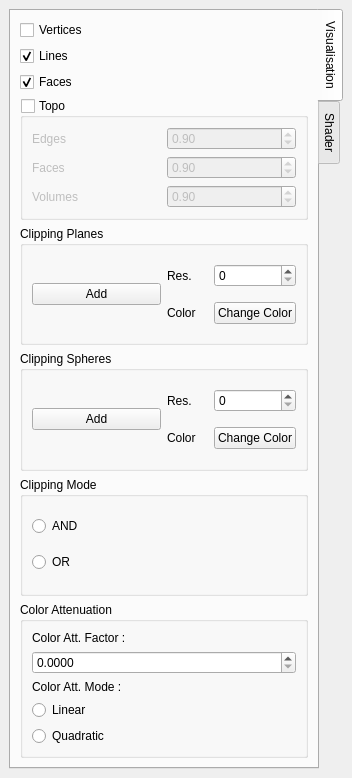
Qt form Apps/Examples/clipping.ui (cgogn/CGoGN) before a commit.
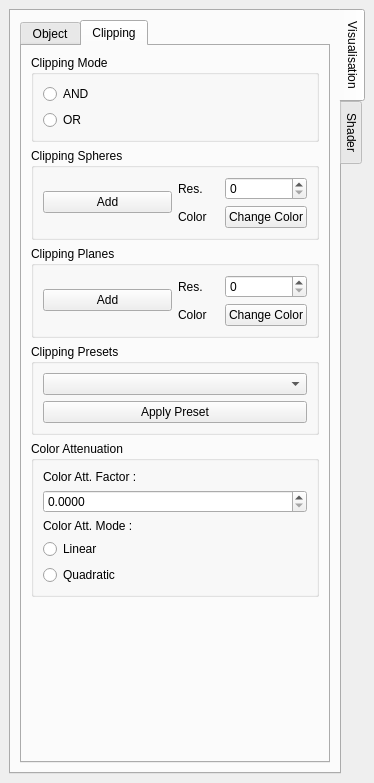
The same form after that commit. The open tabs and pages were chosen to show the change.

Commit message: Implémentation des presets dans l'interface Qt.

Diff of the .ui file:
```diff
--- a/Apps/Examples/clipping.ui
+++ b/Apps/Examples/clipping.ui
@@ -6,8 +6,8 @@
    <rect>
     <x>0</x>
     <y>0</y>
-    <width>352</width>
-    <height>778</height>
+    <width>374</width>
+    <height>783</height>
    </rect>
   </property>
   <property name="allowedAreas">
@@ -32,6 +32,16 @@
        </attribute>
        <layout class="QGridLayout" name="gridLayout_6">
         <item row="0" column="0">
+         <widget class="QTabWidget" name="tabWidget_Options">
+          <property name="currentIndex">
+           <number>0</number>
+          </property>
+          <widget class="QWidget" name="tab_Object">
+           <attribute name="title">
+            <string>Object</string>
+           </attribute>
+           <layout class="QVBoxLayout" name="verticalLayout_2">
+            <item>
          <layout class="QVBoxLayout" name="verticalLayout">
           <item>
            <widget class="QCheckBox" name="checkBox_vertices">
@@ -145,55 +155,51 @@
             </layout>
            </widget>
           </item>
+             </layout>
+            </item>
           <item>
-           <layout class="QVBoxLayout" name="verticalLayout_3" stretch="0">
-            <item>
-             <widget class="QGroupBox" name="groupBox_clipPlanes">
-              <property name="enabled">
-               <bool>true</bool>
+             <spacer name="verticalSpacer">
+              <property name="orientation">
+               <enum>Qt::Vertical</enum>
               </property>
+              <property name="sizeHint" stdset="0">
+               <size>
+                <width>20</width>
+                <height>40</height>
+               </size>
+              </property>
+             </spacer>
+            </item>
+           </layout>
+          </widget>
+          <widget class="QWidget" name="tab_Clipping">
+           <attribute name="title">
+            <string>Clipping</string>
+           </attribute>
+           <layout class="QVBoxLayout" name="verticalLayout_6">
+            <item>
+             <layout class="QVBoxLayout" name="verticalLayout_4">
+              <item>
+               <layout class="QVBoxLayout" name="verticalLayout_8">
+                <item>
+                 <widget class="QGroupBox" name="groupBox_ClippingMode">
               <property name="title">
-               <string>Clipping Planes</string>
-              </property>
-              <layout class="QHBoxLayout" name="horizontalLayout_2">
+                   <string>Clipping Mode</string>
+                  </property>
+                  <layout class="QVBoxLayout" name="verticalLayout_9">
                <item>
-                <widget class="QPushButton" name="pushButton_addPlane">
+                    <widget class="QRadioButton" name="radioButton_ClippingModeAnd">
                  <property name="text">
-                  <string>Add</string>
+                      <string>AND</string>
                  </property>
                 </widget>
                </item>
                <item>
-                <layout class="QGridLayout" name="gridLayout_12">
-                 <item row="0" column="0">
-                  <widget class="QLabel" name="label_GridResolution">
+                    <widget class="QRadioButton" name="radioButton_ClippingModeOr">
                    <property name="text">
-                    <string>Res.</string>
-                   </property>
-                  </widget>
-                 </item>
-                 <item row="0" column="1">
-                  <widget class="QSpinBox" name="spinBox_GridResolution">
-                   <property name="maximum">
-                    <number>200</number>
-                   </property>
-                  </widget>
-                 </item>
-                 <item row="1" column="0">
-                  <widget class="QLabel" name="label_GridColor">
-                   <property name="text">
-                    <string>Color</string>
-                   </property>
-                  </widget>
-                 </item>
-                 <item row="1" column="1">
-                  <widget class="QPushButton" name="pushButton_changePlanesColor">
-                   <property name="text">
-                    <string>Change Color</string>
-                   </property>
-                  </widget>
-                 </item>
-                </layout>
+                      <string>OR</string>
+                     </property>
+                    </widget>
                </item>
               </layout>
              </widget>
@@ -256,24 +262,75 @@
            </layout>
           </item>
           <item>
-           <layout class="QVBoxLayout" name="verticalLayout_8">
+               <layout class="QVBoxLayout" name="verticalLayout_3" stretch="0">
             <item>
-             <widget class="QGroupBox" name="groupBox_ClippingMode">
+                 <widget class="QGroupBox" name="groupBox_clipPlanes">
+                  <property name="enabled">
+                   <bool>true</bool>
+                  </property>
               <property name="title">
-               <string>Clipping Mode</string>
-              </property>
-              <layout class="QVBoxLayout" name="verticalLayout_9">
+                   <string>Clipping Planes</string>
+                  </property>
+                  <layout class="QHBoxLayout" name="horizontalLayout_2">
                <item>
-                <widget class="QRadioButton" name="radioButton_ClippingModeAnd">
+                    <widget class="QPushButton" name="pushButton_addPlane">
                  <property name="text">
-                  <string>AND</string>
+                      <string>Add</string>
                  </property>
                 </widget>
                </item>
                <item>
-                <widget class="QRadioButton" name="radioButton_ClippingModeOr">
+                    <layout class="QGridLayout" name="gridLayout_12">
+                     <item row="0" column="0">
+                      <widget class="QLabel" name="label_GridResolution">
                  <property name="text">
-                  <string>OR</string>
+                        <string>Res.</string>
+                       </property>
+                      </widget>
+                     </item>
+                     <item row="0" column="1">
+                      <widget class="QSpinBox" name="spinBox_GridResolution">
+                       <property name="maximum">
+                        <number>200</number>
+                       </property>
+                      </widget>
+                     </item>
+                     <item row="1" column="0">
+                      <widget class="QLabel" name="label_GridColor">
+                       <property name="text">
+                        <string>Color</string>
+                       </property>
+                      </widget>
+                     </item>
+                     <item row="1" column="1">
+                      <widget class="QPushButton" name="pushButton_changePlanesColor">
+                       <property name="text">
+                        <string>Change Color</string>
+                       </property>
+                      </widget>
+                     </item>
+                    </layout>
+                   </item>
+                  </layout>
+                 </widget>
+                </item>
+               </layout>
+              </item>
+              <item>
+               <layout class="QVBoxLayout" name="verticalLayout_7">
+                <item>
+                 <widget class="QGroupBox" name="groupBox_ClippingPresets">
+                  <property name="title">
+                   <string>Clipping Presets</string>
+                  </property>
+                  <layout class="QVBoxLayout" name="verticalLayout_12">
+                   <item>
+                    <widget class="QComboBox" name="comboBox_ClippingPresets"/>
+                   </item>
+                   <item>
+                    <widget class="QPushButton" name="PushButton_ApplyClippingPreset">
+                     <property name="text">
+                      <string>Apply Preset</string>
                  </property>
                 </widget>
                </item>
@@ -340,6 +397,23 @@
            </layout>
           </item>
          </layout>
+            </item>
+            <item>
+             <spacer name="verticalSpacer_2">
+              <property name="orientation">
+               <enum>Qt::Vertical</enum>
+              </property>
+              <property name="sizeHint" stdset="0">
+               <size>
+                <width>20</width>
+                <height>40</height>
+               </size>
+              </property>
+             </spacer>
+            </item>
+           </layout>
+          </widget>
+         </widget>
         </item>
        </layout>
       </widget>
```
Lines whose indentation alone changed are shown as unchanged. The commit also changes 5 other files.
